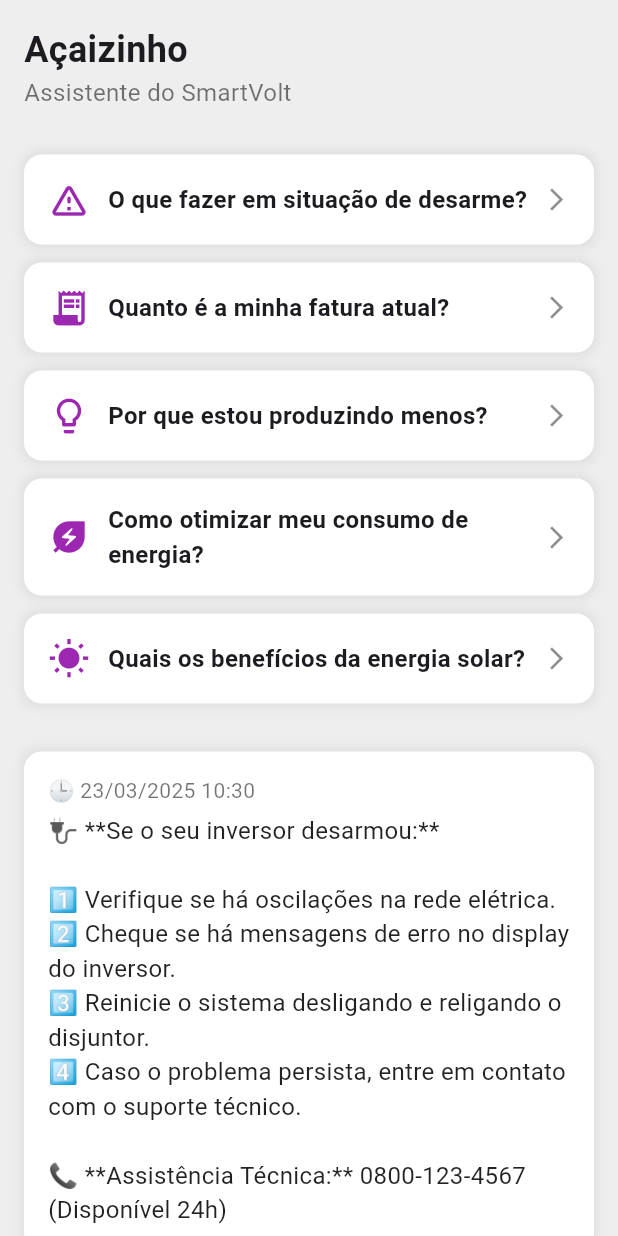
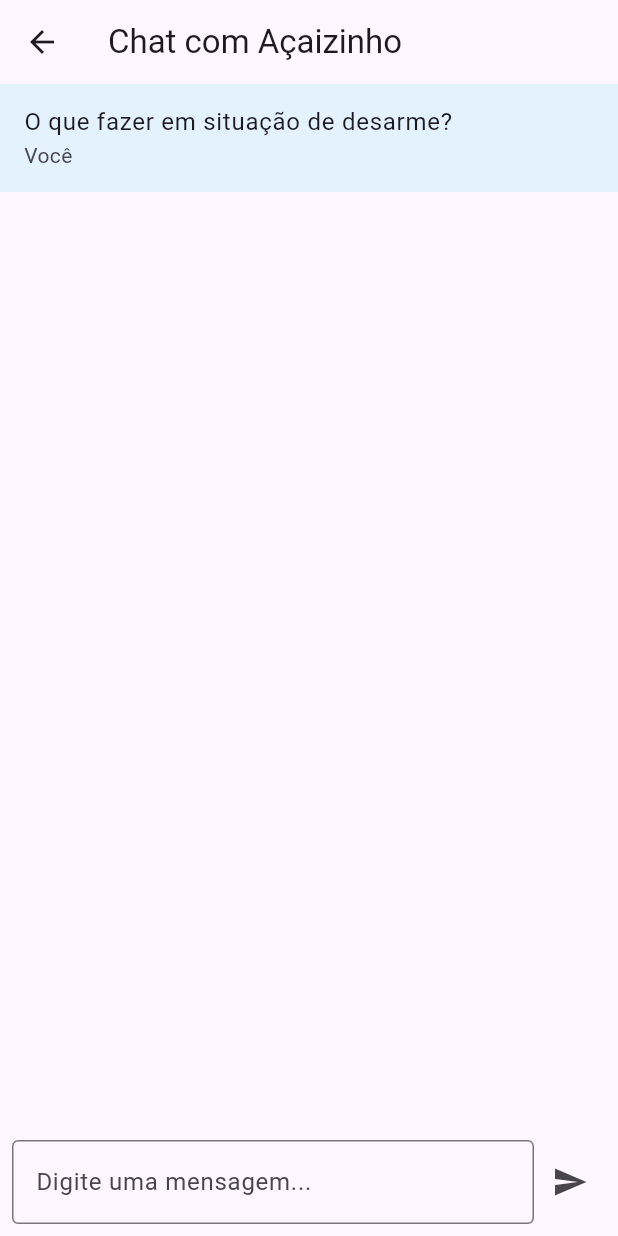
Before and after one commit to Projetos-III-UFPA-2024-4/engenheiros-do-acaii, a Flutter app: the ChatPage screen opened by its route, after a tap on "O que fazer em situação de desarme?", on a phone screen of 412 x 824 dp. Run offline on Flutter 3.47's test engine with Material 3 defaults, Android fonts, the light colour scheme and no system bars; our stand-ins replace fl_chart, googleapis_auth; project files that could hold a hidden picture were left out.

Commit message:
feature: criação de API para o dialogflow e criação do chatbot

```diff
--- /dev/null
+++ b/app-mobile/frontend/lib/api/dialogflow.dart
@@ -0,0 +1,69 @@
+import 'dart:convert';
+import 'package:googleapis_auth/auth_io.dart';
+import 'package:flutter/services.dart' show rootBundle;
+import 'package:uuid/uuid.dart';
+
+class DialogFlowService {
+  final String _projectId = 'chatbot-smartvolt-sij9'; // Substitua pelo ID do seu projeto
+  final String _sessionId = Uuid().v4(); // Pode ser dinâmico
+  final String _languageCode = 'pt-BR';
+  final String _credentialsPath = 'assets/credentials/chatbot-smartvolt-sij9-3fa4f8a3caed.json';
+
+  Future<String> sendMessage(String message) async {
+    try {
+      // Carrega as credenciais da conta de serviço
+      final serviceAccountCredentials = await _getCredentials();
+
+      // Autentica com o Google Cloud
+      final authClient = await clientViaServiceAccount(
+        serviceAccountCredentials,
+        ['https://www.googleapis.com/auth/cloud-platform'],
+      );
+
+      // URL da API do Dialogflow
+      final dialogflowUrl =
+          'https://dialogflow.googleapis.com/v2/projects/$_projectId/agent/sessions/$_sessionId:detectIntent';
+
+      // Corpo da requisição
+      final requestPayload = jsonEncode({
+        'queryInput': {
+          'text': {
+            'text': message,
+            'languageCode': _languageCode,
+          },
+        },
+      });
+
+      // Faz a requisição HTTP
+      final response = await authClient.post(
+        Uri.parse(dialogflowUrl),
+        headers: {'Content-Type': 'application/json'},
+        body: requestPayload,
+      );
+
+      // Processa a resposta
+      if (response.statusCode == 200) {
+        final responseData = jsonDecode(response.body);
+        return responseData['queryResult']['fulfillmentText'] ?? 'Desculpe, não entendi.';
+      } else {
+        print("Erro: ${response.statusCode}, ${response.body}");
+        throw Exception('Erro na comunicação com o Dialogflow: ${response.statusCode}');
+      }
+    } catch (e) {
+      print("Exceção: $e");
+      return 'Erro na comunicação com o Dialogflow';
+    }
+  }
+
+  // Método para carregar as credenciais do arquivo JSON
+  Future<ServiceAccountCredentials> _getCredentials() async {
+    try {
+      final jsonString = await rootBundle.loadString(_credentialsPath);
+      final jsonMap = jsonDecode(jsonString);
+      return ServiceAccountCredentials.fromJson(jsonMap);
+    } catch (e) {
+      print("Erro ao carregar credenciais: $e");
+      throw Exception("Erro ao carregar credenciais: $e");
+    }
+  }
+}
--- a/app-mobile/frontend/lib/main.dart
+++ b/app-mobile/frontend/lib/main.dart
@@ -6,6 +6,7 @@
 import 'package:frontend/screens/consumption.dart';
 import 'package:frontend/screens/generation.dart';
 import 'package:frontend/screens/home_page.dart';
+
 
 void main() {
   runApp(
@@ -33,6 +34,7 @@
         '/consumption': (context) => const ConsumptionPage(),
         '/generation': (context) => const GenerationPage(),
         '/homePage': (context) => const HomePage(),
+
       },
     );
   }
--- a/app-mobile/frontend/lib/screens/chat.dart
+++ b/app-mobile/frontend/lib/screens/chat.dart
@@ -1,6 +1,7 @@
 import 'package:flutter/material.dart';
-import 'package:frontend/screens/alert.dart';
+import 'package:frontend/screens/chatbot_page.dart';
 import 'package:intl/intl.dart';
+import 'package:frontend/api/dialogflow.dart';
 
 class ChatPage extends StatefulWidget {
   const ChatPage({super.key});
@@ -10,55 +11,52 @@
 }
 
 class _ChatPageState extends State<ChatPage> {
-  String _answer = ""; // Armazena a resposta
+  String _answer = ""; // Armazena a resposta do chatbot
   String _timestamp = ""; // Armazena data e hora da resposta
+  // ignore: unused_field
+  final TextEditingController _controller = TextEditingController(); // Para capturar a entrada do usuário
+  // ignore: unused_field
+  final List<Map<String, String>> _messages = []; // Armazena o histórico de mensagens
+  final DialogFlowService _dialogFlowService = DialogFlowService(); // Instância do serviço do Dialogflow
 
-  // Método para definir a resposta com base no botão clicado
-  void _showAnswer(String question) {
+  @override
+  void initState() {
+    super.initState();
+    _testDialogFlow(); // Testa a integração com o DialogFlow ao carregar a página
+  }
+
+  // Função de teste para enviar uma mensagem ao Dialogflow e imprimir a resposta
+    void _testDialogFlow() async {
+    String response = await _dialogFlowService.sendMessage("O que fazer em situação de desarme?");
+    print("Resposta do Dialogflow: $response");// Imprime a resposta no console
+
+    // Se você quiser mostrar a resposta na tela, também pode fazer isso:
+    setState(() {
+      _answer = response; // Exibe a resposta na interface
+    });
+  }
+
+  // Método para enviar a pergunta ao Dialogflow e exibir a resposta
+  // ignore: unused_element
+  void _showAnswer(String question) async {
     setState(() {
       _timestamp = DateFormat('dd/MM/yyyy HH:mm').format(DateTime.now());
+    });
 
-      if (question == "O que fazer em situação de desarme?") {
-        _answer =
-            "🔌 **Se o seu inversor desarmou:**\n\n"
-            "1️⃣ Verifique se há oscilações na rede elétrica.\n"
-            "2️⃣ Cheque se há mensagens de erro no display do inversor.\n"
-            "3️⃣ Reinicie o sistema desligando e religando o disjuntor.\n"
-            "4️⃣ Caso o problema persista, entre em contato com o suporte técnico.\n\n"
-            "📞 **Assistência Técnica:** 0800-123-4567 (Disponível 24h)";
-      } else if (question == "Quanto é a minha fatura atual?") {
-        _answer =
-            "💰 **Sua fatura atual** é baseada no consumo dos últimos 30 dias.\n\n"
-            "📊 Acesse o **app SmartVolt** para ver os detalhes, incluindo:\n"
-            "✔️ Histórico de consumo\n"
-            "✔️ Comparação com meses anteriores\n"
-            "✔️ Dicas para economia\n\n"
-            "📞 **Atendimento ao Cliente:** 0800-987-6543";
-      } else if (question == "Por que estou produzindo menos?") {
-        _answer =
-            "☀️ **Possíveis causas para baixa produção solar:**\n\n"
-            "🔍 **1. Painéis sujos** – Limpe os painéis regularmente.\n"
-            "🌳 **2. Sombreamento** – Verifique se há árvores ou prédios bloqueando a luz solar.\n"
-            "⚡ **3. Falha no inversor** – Verifique se o inversor está funcionando corretamente.\n\n"
-            "📞 **Suporte Técnico:** 0800-111-2222 (Horário Comercial)";
-      } else if (question == "Como otimizar meu consumo de energia?") {
-        _answer =
-            "🔋 **Dicas para otimizar seu consumo:**\n\n"
-            "💡 Substitua lâmpadas incandescentes por LED.\n"
-            "🔌 Evite deixar aparelhos em stand-by.\n"
-            "🌞 Aproveite a luz natural e desligue luzes desnecessárias.\n"
-            "❄️ Ajuste a temperatura do ar-condicionado para 23ºC.\n\n"
-            "📲 Veja mais dicas no app **SmartVolt**.";
-      } else if (question == "Quais os benefícios da energia solar?") {
-        _answer =
-            "🌞 **Vantagens da Energia Solar:**\n\n"
-            "💰 **Economia** – Redução na conta de luz.\n"
-            "🌍 **Sustentabilidade** – Energia limpa e renovável.\n"
-            "⚡ **Autonomia** – Menos dependência da rede elétrica.\n"
-            "📈 **Valorização** – Seu imóvel pode valer mais no mercado.\n\n"
-            "📲 Saiba mais no site oficial do SmartVolt.";
+    try {
+      // Envia a pergunta ao Dialogflow
+      String response = await _dialogFlowService.sendMessage(question);
+
+      // Atualiza a resposta na interface
+      setState(() {
+        _answer = response;
+      });
+    } catch (e) {
+      // Em caso de erro, exibe uma mensagem de erro
+      setState(() {
+        _answer = "Erro na comunicação com o Dialogflow: $e";
+      });
     }
-    });
   }
 
   @override
@@ -163,14 +161,15 @@
     );
   }
 
-  // Método para criar botões estilizados como cartões
 Widget _buildQuestionCard(String question, IconData icon) {
   return GestureDetector(
     onTap: () {
-        _showAnswer(question);
-        // Aqui, ao tocar no cartão, você pode navegar para outra página, por exemplo, Alertas
-        //  pode usar o Navigator.pushNamed() para navegar para outra tela:
-        // Navigator.pushNamed(context, '/alerts');
+      Navigator.push(
+        context,
+        MaterialPageRoute(
+          builder: (context) => ChatBotPage(initialMessage: question,), // Passa a pergunta como mensagem inicial
+        ),
+      );
     },
     child: Container(
       margin: const EdgeInsets.only(bottom: 12),
--- /dev/null
+++ b/app-mobile/frontend/lib/screens/chatbot_page.dart
@@ -0,0 +1,87 @@
+import 'package:flutter/material.dart';
+
+class ChatBotPage extends StatefulWidget {
+  final String initialMessage; // Parâmetro para a mensagem inicial
+
+  const ChatBotPage({super.key, this.initialMessage = ""});
+
+  @override
+  _ChatBotPageState createState() => _ChatBotPageState();
+}
+
+class _ChatBotPageState extends State<ChatBotPage> {
+  final TextEditingController _controller = TextEditingController();
+  final List<Map<String, String>> _messages = [];
+
+  @override
+  void initState() {
+    super.initState();
+    if (widget.initialMessage.isNotEmpty) {
+      _messages.add({"text": widget.initialMessage, "sender": "user"});
+    }
+  }
+
+  @override
+  Widget build(BuildContext context) {
+    return Scaffold(
+      appBar: AppBar(
+        title: Text("Chat com Açaizinho"),
+      ),
+      body: Column(
+        children: [
+          Expanded(
+            child: ListView.builder(
+              itemCount: _messages.length,
+              itemBuilder: (context, index) {
+                final message = _messages[index];
+                return ListTile(
+                  title: Text(message["text"]!),
+                  subtitle: Text(message["sender"] == "user" ? "Você" : "Açaizinho"),
+                  tileColor: message["sender"] == "user" ? Colors.blue[50] : Colors.green[50],
+                );
+              },
+            ),
+          ),
+          Padding(
+            padding: const EdgeInsets.all(8.0),
+            child: Row(
+              children: [
+                Expanded(
+                  child: TextField(
+                    controller: _controller,
+                    decoration: InputDecoration(
+                      hintText: "Digite uma mensagem...",
+                      border: OutlineInputBorder(),
+                    ),
+                  ),
+                ),
+                IconButton(
+                  icon: Icon(Icons.send),
+                  onPressed: () {
+                    _sendMessage(_controller.text);
+                  },
+                ),
+              ],
+            ),
+          ),
+        ],
+      ),
+    );
+  }
+
+  void _sendMessage(String text) {
+    if (text.isEmpty) return;
+
+    setState(() {
+      _messages.add({"text": text, "sender": "user"});
+      _controller.clear();
+    });
+
+    // Aqui você pode chamar o Dialogflow para obter uma resposta
+    // Exemplo:
+    // String response = await _dialogFlowService.sendMessage(text);
+    // setState(() {
+    //   _messages.add({"text": response, "sender": "bot"});
+    // });
+  }
+}
--- a/app-mobile/frontend/pubspec.yaml
+++ b/app-mobile/frontend/pubspec.yaml
@@ -31,6 +31,9 @@
   flutter:
     sdk: flutter
   provider: ^6.0.5
+  googleapis_auth: ^1.6.0
+  http: ^1.3.0
+  uuid: ^4.5.1
 
   # The following adds the Cupertino Icons font to your application.
   # Use with the CupertinoIcons class for iOS style icons.
@@ -54,6 +57,9 @@
 
 # The following section is specific to Flutter packages.
 flutter:
+  assets:
+    - assets\credentials\chatbot-smartvolt-sij9-3fa4f8a3caed.json
+
   # The following line ensures that the Material Icons font is
   # included with your application, so that you can use the icons in
   # the material Icons class.
```
Also changed, not shown: app-mobile/frontend/assets/credentials/chatbot-smartvolt-sij9-3fa4f8a3caed.json (added, +13 -0 lines), app-mobile/frontend/pubspec.lock, 1 other file. Lines whose indentation alone changed are shown as unchanged.
